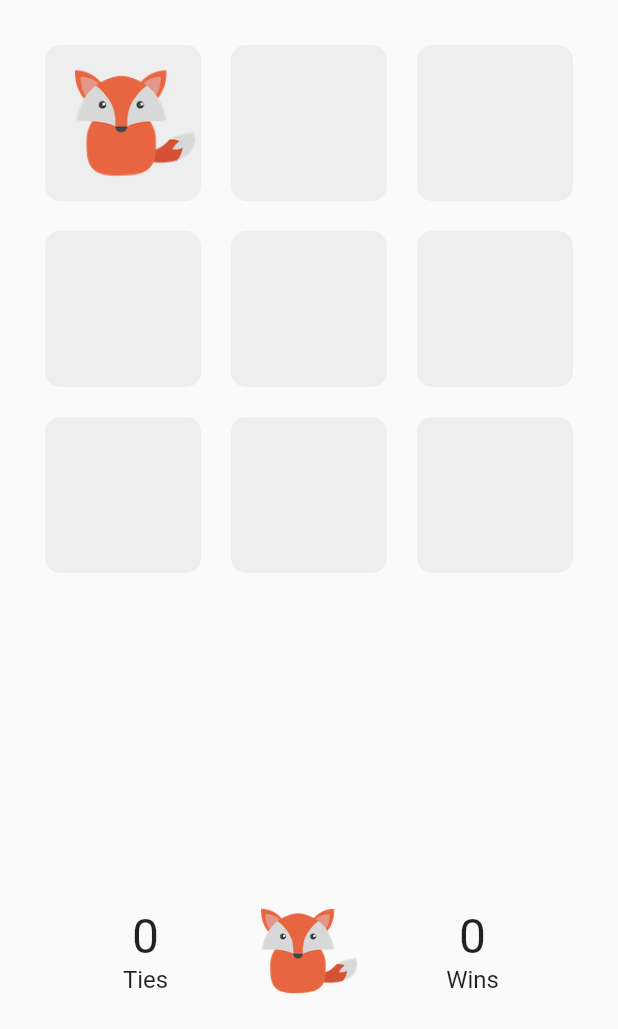
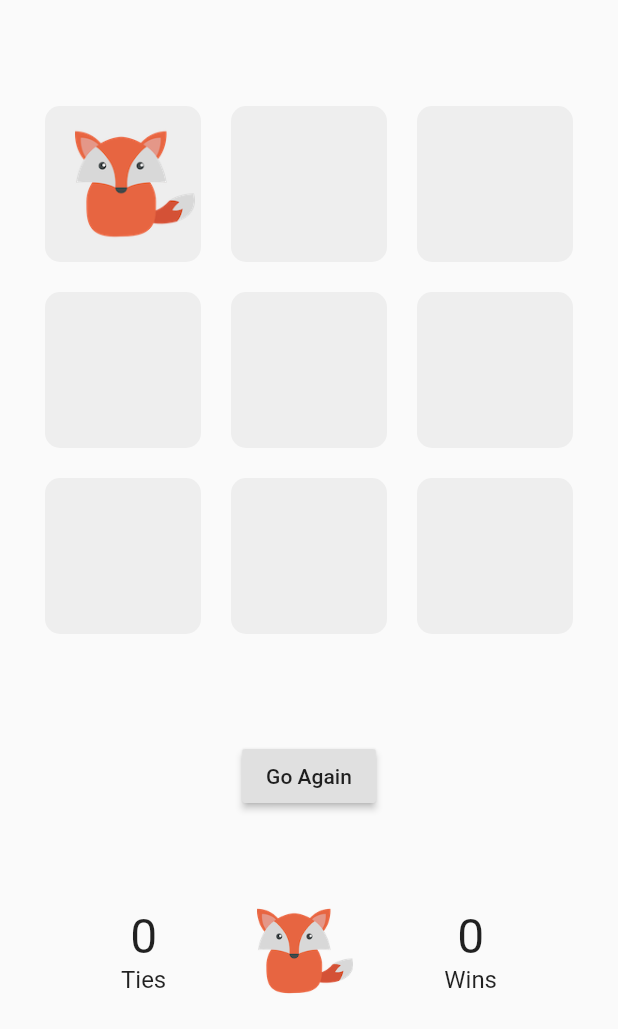
Before and after one commit to ScottBouloutian/foxo, a Flutter app: the screen it shows after launch, on a phone screen of 412 x 824 dp, the part 207-1236 px from its top. Run offline on Flutter 3.47's test engine with Material 2 defaults, Android fonts, the phone set to English and light mode, and no system bars.

Commit message:
layout tweaks

```diff
--- a/lib/game_board.dart
+++ b/lib/game_board.dart
@@ -5,8 +5,11 @@ import 'game.dart';
 import 'dart:math';
 
 class GameBoard extends StatefulWidget {
+  final Game game;
+
   GameBoard({
     Key key,
+    this.game,
   }) : super(key: key);
 
   @override
@@ -14,33 +17,29 @@ class GameBoard extends StatefulWidget {
 }
 
 class _GameBoardState extends State<GameBoard> {
-  Game game;
-
   @override
   void initState() {
     super.initState();
-    game = Game();
     final moves = [0, 2, 6, 8];
     final random = Random();
     final index = random.nextInt(moves.length);
-    game.state[moves[index]] = CellType.foxo;
+    widget.game.state[moves[index]] = CellType.foxo;
   }
 
   @override
   Widget build(BuildContext context) {
-    return Expanded(
-      child: Padding(
-        child: GridView.count(
+    return GridView.count(
       crossAxisCount: 3,
-          children: game.state.asMap().map((index, cellType) {
+      children: widget.game.state.asMap().map((index, cellType) {
         return MapEntry(index, Container(
           child: GestureDetector(
             onTap: () {
-                  if (cellType == CellType.empty) {
+              final winner = widget.game.findGameState();
+              if (cellType == CellType.empty && winner == null) {
                 this.setState(() {
-                      game.state[index] = CellType.chick;
-                      final bestMove = game.minimax(0, CellType.foxo);
-                      game.state[bestMove] = CellType.foxo;
+                  widget.game.state[index] = CellType.chick;
+                  final bestMove = widget.game.minimax(0, CellType.foxo);
+                  widget.game.state[bestMove] = CellType.foxo;
                 });
               }
             },
@@ -49,9 +48,7 @@ class _GameBoardState extends State<GameBoard> {
           padding: const EdgeInsets.all(10),
         ));
       }).values.toList(),
-        ),
-        padding: EdgeInsets.symmetric(vertical: 20),
-      ),
+      shrinkWrap: true,
     );
   }
 }
--- a/lib/home_page.dart
+++ b/lib/home_page.dart
@@ -2,6 +2,7 @@ import 'package:flutter/material.dart';
 import 'message.dart';
 import 'score.dart';
 import 'game_board.dart';
+import 'game.dart';
 
 class HomePage extends StatefulWidget {
   HomePage({Key key, this.title}) : super(key: key);
@@ -13,6 +14,14 @@ class HomePage extends StatefulWidget {
 }
 
 class _HomePageState extends State<HomePage> {
+  Game game;
+
+  @override
+  void initState() {
+    super.initState();
+    game = Game();
+  }
+
   @override
   Widget build(BuildContext context) {
     return Scaffold(
@@ -23,28 +32,36 @@ class _HomePageState extends State<HomePage> {
         child: Column(
           children: [
             Message(),
-            GameBoard(),
+            GameBoard(
+              game: game,
+            ),
+            RaisedButton(
+              child: const Text('Go Again'),
+              onPressed: () {
+                setState(() {
+                  game = Game();
+                });
+              },
+            ),
             Row(
               children: [
-                Expanded(
-                  child: Score(
-                    title: 'Ties',
-                    value: 0,
-                  ),
+                Score(
+                  title: 'Ties',
+                  value: 0,
                 ),
                 Container(
                   child: Image.asset('images/foxo.png'),
                   width: 64,
                 ),
-                Expanded(
-                  child: Score(
-                    title: 'Wins',
-                    value: 0,
-                  ),
+                Score(
+                  title: 'Wins',
+                  value: 0,
                 ),
               ],
+              mainAxisAlignment: MainAxisAlignment.spaceEvenly,
             ),
           ],
+          mainAxisAlignment: MainAxisAlignment.spaceBetween,
         ),
         padding: const EdgeInsets.all(20),
       ),
```
Lines whose indentation alone changed are shown as unchanged.
